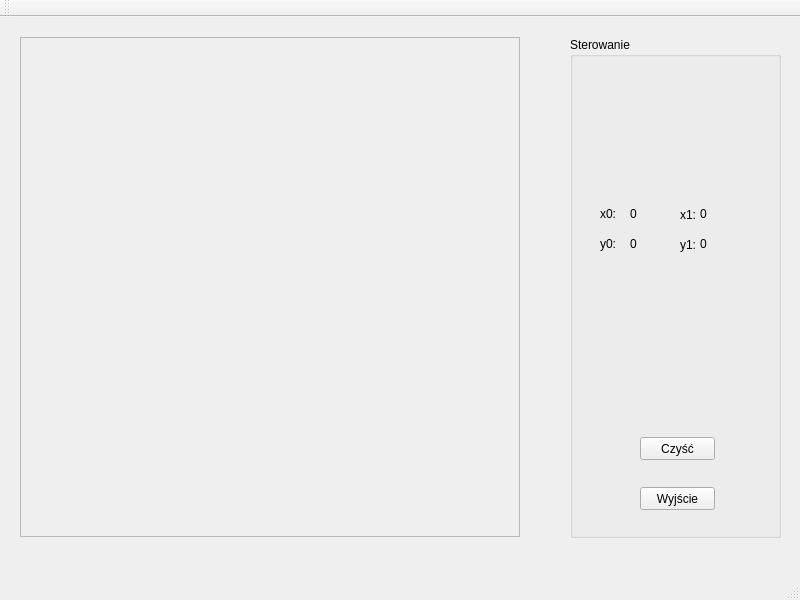
Qt form mainwindow.ui (mbobas/QT_rysowanie_odcinkow) before a commit.
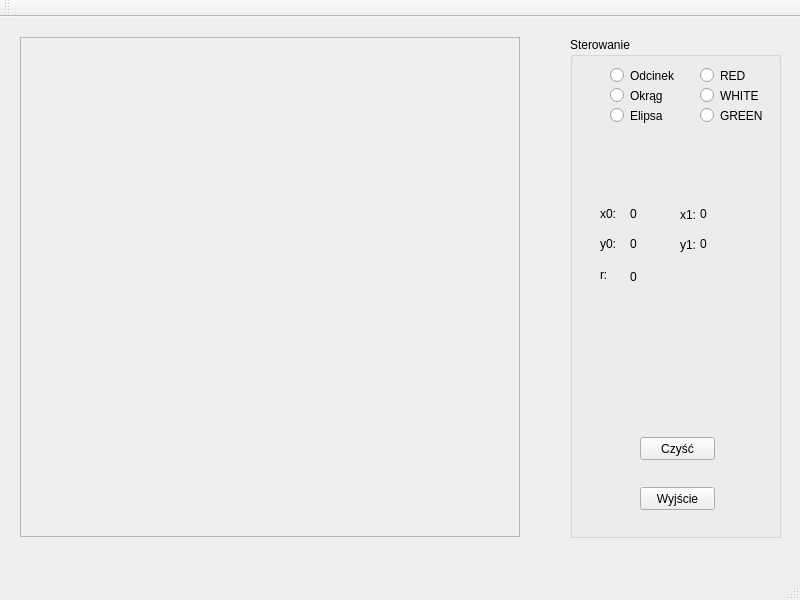
The same form after that commit.

```diff
--- a/mainwindow.ui
+++ b/mainwindow.ui
@@ -172,6 +172,110 @@
       <string>0</string>
      </property>
     </widget>
+    <widget class="QRadioButton" name="radioButton">
+     <property name="geometry">
+      <rect>
+       <x>40</x>
+       <y>30</y>
+       <width>82</width>
+       <height>17</height>
+      </rect>
+     </property>
+     <property name="text">
+      <string>Odcinek</string>
+     </property>
+    </widget>
+    <widget class="QRadioButton" name="radioButton_2">
+     <property name="geometry">
+      <rect>
+       <x>40</x>
+       <y>50</y>
+       <width>82</width>
+       <height>17</height>
+      </rect>
+     </property>
+     <property name="text">
+      <string>Okrąg</string>
+     </property>
+    </widget>
+    <widget class="QRadioButton" name="radioButton_3">
+     <property name="geometry">
+      <rect>
+       <x>40</x>
+       <y>70</y>
+       <width>82</width>
+       <height>17</height>
+      </rect>
+     </property>
+     <property name="text">
+      <string>Elipsa</string>
+     </property>
+    </widget>
+    <widget class="QRadioButton" name="radioButton_4">
+     <property name="geometry">
+      <rect>
+       <x>130</x>
+       <y>30</y>
+       <width>82</width>
+       <height>17</height>
+      </rect>
+     </property>
+     <property name="text">
+      <string>RED</string>
+     </property>
+    </widget>
+    <widget class="QRadioButton" name="radioButton_5">
+     <property name="geometry">
+      <rect>
+       <x>130</x>
+       <y>50</y>
+       <width>82</width>
+       <height>17</height>
+      </rect>
+     </property>
+     <property name="text">
+      <string>WHITE</string>
+     </property>
+    </widget>
+    <widget class="QRadioButton" name="radioButton_6">
+     <property name="geometry">
+      <rect>
+       <x>130</x>
+       <y>70</y>
+       <width>82</width>
+       <height>17</height>
+      </rect>
+     </property>
+     <property name="text">
+      <string>GREEN</string>
+     </property>
+    </widget>
+    <widget class="QLabel" name="label_y_3">
+     <property name="geometry">
+      <rect>
+       <x>30</x>
+       <y>230</y>
+       <width>16</width>
+       <height>16</height>
+      </rect>
+     </property>
+     <property name="text">
+      <string>r: </string>
+     </property>
+    </widget>
+    <widget class="QLabel" name="labelR">
+     <property name="geometry">
+      <rect>
+       <x>60</x>
+       <y>230</y>
+       <width>16</width>
+       <height>20</height>
+      </rect>
+     </property>
+     <property name="text">
+      <string>0</string>
+     </property>
+    </widget>
    </widget>
   </widget>
   <widget class="QMenuBar" name="menuBar">
```
